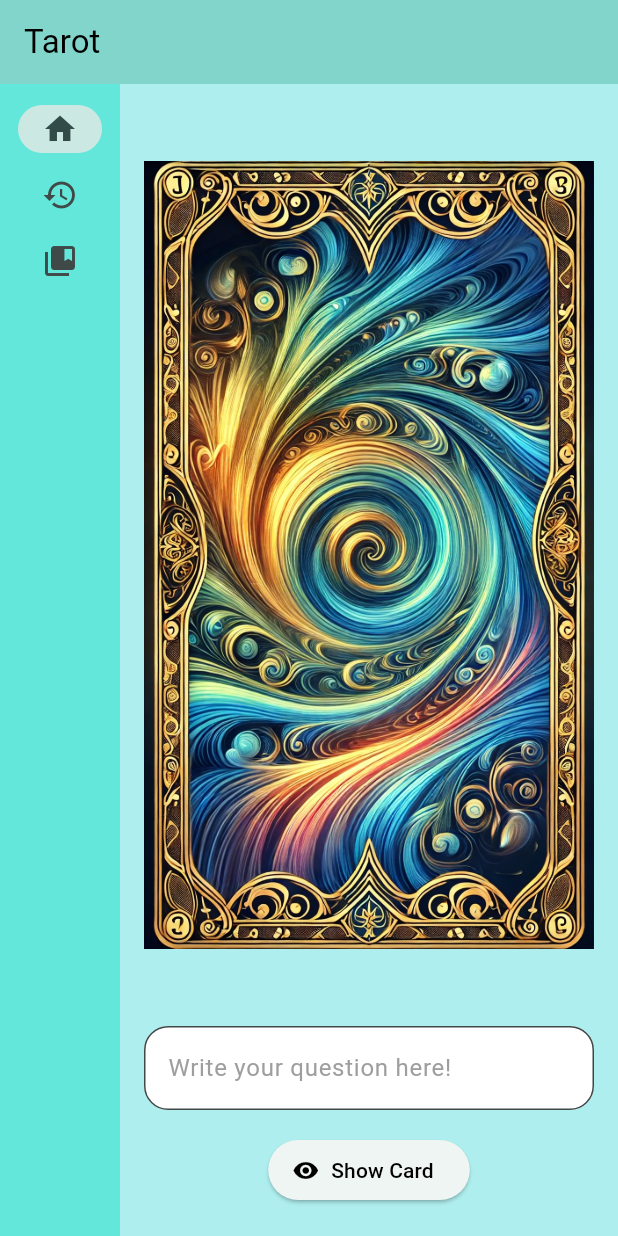
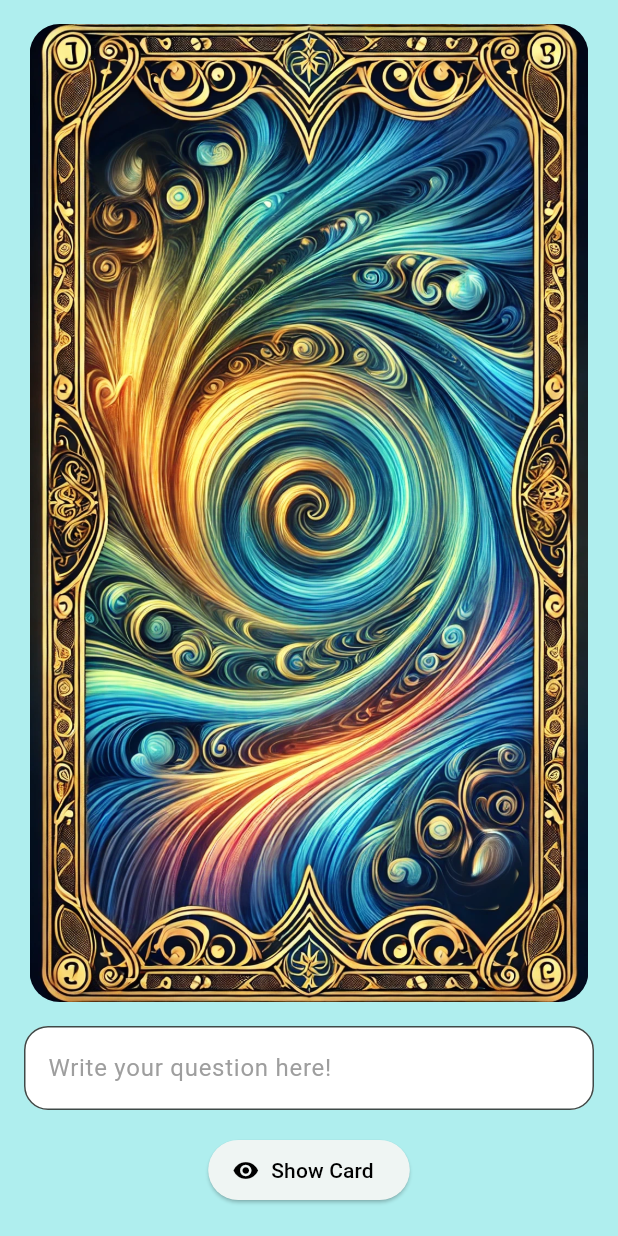
Before and after one commit to TiborMaron/Tarot, a Flutter app: the screen it shows after launch, on a phone screen of 412 x 824 dp. Run offline on Flutter 3.47's test engine with Material 3 defaults, Android fonts, the phone set to English and light mode, and no system bars.

```diff
--- a/lib/main.dart
+++ b/lib/main.dart
@@ -11,6 +11,7 @@ class MyApp extends StatelessWidget {
   @override
   Widget build(BuildContext context) {
     return MaterialApp(
+      debugShowCheckedModeBanner: false,
       title: 'Tarot',
       theme: ThemeData(
         colorScheme: ColorScheme.fromSeed(
@@ -26,11 +27,16 @@ class MyApp extends StatelessWidget {
         ),
         useMaterial3: true,
       ),
-      home: const HomePage(title: 'Tarot'),
+
+      // AppBar for later usage
+      // home: const HomePage(title: 'Tarot'),
+      home: DrawCard(),
     );
   }
 }
 
+
+// TODO: AppBar for later usage / deletion
 class HomePage extends StatefulWidget {
   const HomePage({super.key, required this.title});
 
```
